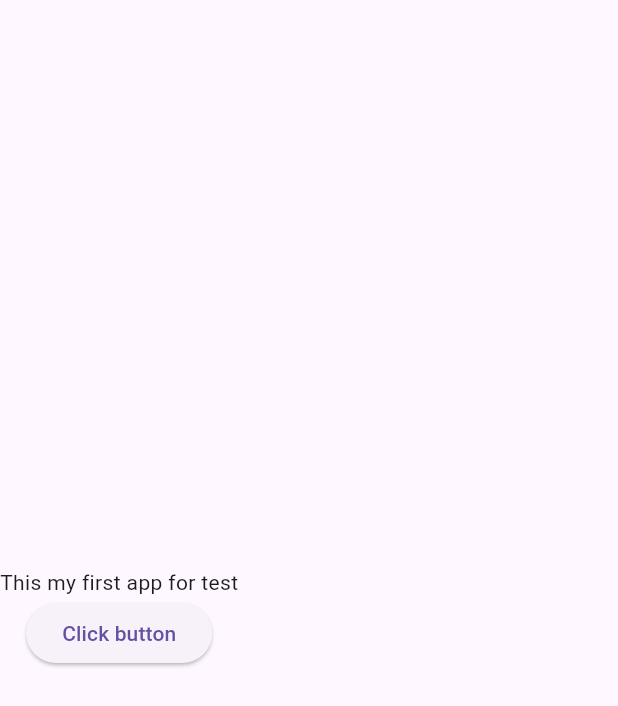
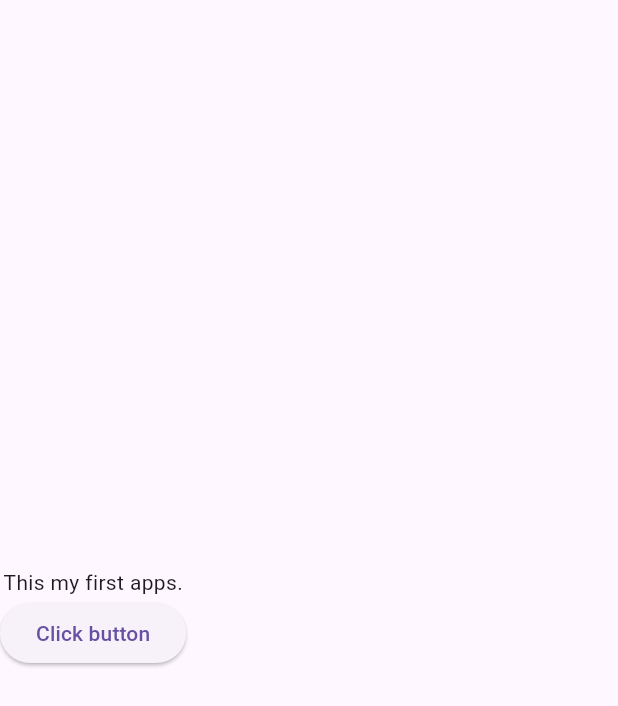
Before and after one commit to arafat-mahmud/flutter_application_1, a Flutter app: the screen it shows after launch, on a phone screen of 412 x 824 dp. Shown: the top 706 px of the screen. Run offline on Flutter 3.47's test engine with Material 3 defaults, Android fonts, the phone set to English and light mode, and no system bars.

Commit message:
This my first apps.

```diff
--- a/lib/main.dart
+++ b/lib/main.dart
@@ -13,7 +13,7 @@ class MyApp extends StatelessWidget {
         body: Column(
           mainAxisAlignment: MainAxisAlignment.center,
           children: <Widget>[
-            const Text("This my first app for test"),
+            const Text("This my first apps."),
             ElevatedButton(
               onPressed: () {},
               child: const Text('Click button'),
```
